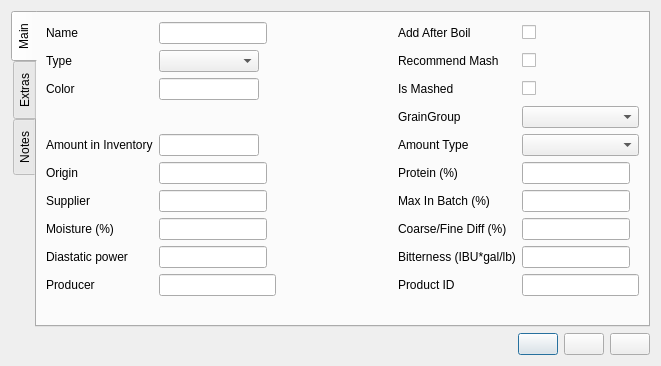
Old version of the form ui/fermentableEditor.ui in the repository Brewken/brewken.
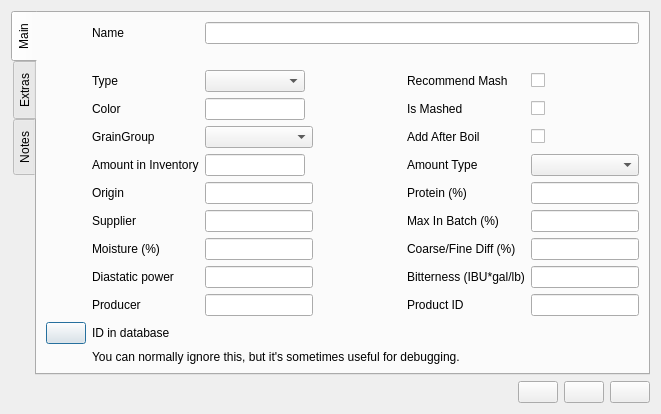
New version of the form. Icons and pictures are not drawn. Custom widgets are drawn as their Qt base class.

```diff
--- a/ui/fermentableEditor.ui
+++ b/ui/fermentableEditor.ui
@@ -36,7 +36,7 @@
        <string>Main</string>
       </attribute>
       <layout class="QGridLayout" name="gridLayout">
-       <item row="0" column="0">
+       <item row="0" column="1">
         <widget class="QLabel" name="label_name">
          <property name="toolTip">
           <string>Required</string>
@@ -49,20 +49,14 @@
          </property>
         </widget>
        </item>
-       <item row="0" column="1">
+       <item row="0" column="2" colspan="4">
         <widget class="SmartLineEdit" name="lineEdit_name">
-         <property name="sizePolicy">
-          <sizepolicy hsizetype="Maximum" vsizetype="Fixed">
-           <horstretch>0</horstretch>
-           <verstretch>0</verstretch>
-          </sizepolicy>
-         </property>
          <property name="toolTip">
           <string>Name</string>
          </property>
         </widget>
        </item>
-       <item row="0" column="2">
+       <item row="1" column="3">
         <spacer name="horizontalSpacer">
          <property name="orientation">
           <enum>Qt::Horizontal</enum>
@@ -75,39 +69,7 @@
          </property>
         </spacer>
        </item>
-       <item row="0" column="3">
-        <widget class="QLabel" name="label_addAfterBoil">
-         <property name="sizePolicy">
-          <sizepolicy hsizetype="Expanding" vsizetype="Preferred">
-           <horstretch>0</horstretch>
-           <verstretch>0</verstretch>
-          </sizepolicy>
-         </property>
-         <property name="text">
-          <string>Add After Boil</string>
-         </property>
-         <property name="buddy">
-          <cstring>checkBox_addAfterBoil</cstring>
-         </property>
-        </widget>
-       </item>
-       <item row="0" column="4">
-        <widget class="QCheckBox" name="checkBox_addAfterBoil">
-         <property name="sizePolicy">
-          <sizepolicy hsizetype="Preferred" vsizetype="Fixed">
-           <horstretch>0</horstretch>
-           <verstretch>0</verstretch>
-          </sizepolicy>
-         </property>
-         <property name="toolTip">
-          <string>This ingredient is added post boil.</string>
-         </property>
-         <property name="text">
-          <string/>
-         </property>
-        </widget>
-       </item>
-       <item row="2" column="1">
+       <item row="2" column="2">
         <widget class="BtComboBox" name="comboBox_type">
          <property name="sizePolicy">
           <sizepolicy hsizetype="Minimum" vsizetype="Fixed">
@@ -126,7 +88,7 @@
          </property>
         </widget>
        </item>
-       <item row="2" column="3">
+       <item row="2" column="4">
         <widget class="QLabel" name="label_recommendMash">
          <property name="sizePolicy">
           <sizepolicy hsizetype="Expanding" vsizetype="Preferred">
@@ -142,7 +104,7 @@
          </property>
         </widget>
        </item>
-       <item row="2" column="4">
+       <item row="2" column="5">
         <widget class="QCheckBox" name="checkBox_recommendMash">
          <property name="toolTip">
           <string>Recommend this be mashed</string>
@@ -152,7 +114,7 @@
          </property>
         </widget>
        </item>
-       <item row="2" column="0">
+       <item row="2" column="1">
         <widget class="QLabel" name="label_fermentableType">
          <property name="toolTip">
           <string>Required</string>
@@ -165,7 +127,7 @@
          </property>
         </widget>
        </item>
-       <item row="3" column="0">
+       <item row="3" column="1">
         <widget class="SmartLabel" name="label_color">
          <property name="contextMenuPolicy">
           <enum>Qt::CustomContextMenu</enum>
@@ -181,7 +143,7 @@
          </property>
         </widget>
        </item>
-       <item row="3" column="1">
+       <item row="3" column="2">
         <widget class="SmartLineEdit" name="lineEdit_color">
          <property name="sizePolicy">
           <sizepolicy hsizetype="Maximum" vsizetype="Fixed">
@@ -200,7 +162,7 @@
          </property>
         </widget>
        </item>
-       <item row="3" column="3">
+       <item row="3" column="4">
         <widget class="QLabel" name="label_isMashed">
          <property name="sizePolicy">
           <sizepolicy hsizetype="Expanding" vsizetype="Preferred">
@@ -216,7 +178,7 @@
          </property>
         </widget>
        </item>
-       <item row="3" column="4">
+       <item row="3" column="5">
         <widget class="QCheckBox" name="checkBox_isMashed">
          <property name="toolTip">
           <string>Checked if it is present in mash</string>
@@ -226,7 +188,7 @@
          </property>
         </widget>
        </item>
-       <item row="5" column="3">
+       <item row="5" column="1">
         <widget class="QLabel" name="label_fermentableGrainGroup">
          <property name="toolTip">
           <string>Required</string>
@@ -239,7 +201,7 @@
          </property>
         </widget>
        </item>
-       <item row="5" column="4">
+       <item row="5" column="2">
         <widget class="BtComboBox" name="comboBox_grainGroup">
          <property name="sizePolicy">
           <sizepolicy hsizetype="Minimum" vsizetype="Fixed">
@@ -252,7 +214,39 @@
          </property>
         </widget>
        </item>
-       <item row="6" column="0">
+       <item row="5" column="4">
+        <widget class="QLabel" name="label_addAfterBoil">
+         <property name="sizePolicy">
+          <sizepolicy hsizetype="Expanding" vsizetype="Preferred">
+           <horstretch>0</horstretch>
+           <verstretch>0</verstretch>
+          </sizepolicy>
+         </property>
+         <property name="text">
+          <string>Add After Boil</string>
+         </property>
+         <property name="buddy">
+          <cstring>checkBox_addAfterBoil</cstring>
+         </property>
+        </widget>
+       </item>
+       <item row="5" column="5">
+        <widget class="QCheckBox" name="checkBox_addAfterBoil">
+         <property name="sizePolicy">
+          <sizepolicy hsizetype="Preferred" vsizetype="Fixed">
+           <horstretch>0</horstretch>
+           <verstretch>0</verstretch>
+          </sizepolicy>
+         </property>
+         <property name="toolTip">
+          <string>This ingredient is added post boil.</string>
+         </property>
+         <property name="text">
+          <string/>
+         </property>
+        </widget>
+       </item>
+       <item row="6" column="1">
         <widget class="SmartLabel" name="label_inventory">
          <property name="contextMenuPolicy">
           <enum>Qt::CustomContextMenu</enum>
@@ -268,7 +262,7 @@
          </property>
         </widget>
        </item>
-       <item row="6" column="1">
+       <item row="6" column="2">
         <widget class="SmartLineEdit" name="lineEdit_inventory">
          <property name="sizePolicy">
           <sizepolicy hsizetype="Maximum" vsizetype="Fixed">
@@ -287,8 +281,7 @@
          </property>
         </widget>
        </item>
-
-       <item row="6" column="3">
+       <item row="6" column="4">
         <widget class="QLabel" name="label_amountType">
          <property name="sizePolicy">
           <sizepolicy hsizetype="Expanding" vsizetype="Preferred">
@@ -307,7 +300,7 @@
          </property>
         </widget>
        </item>
-       <item row="6" column="4">
+       <item row="6" column="5">
         <widget class="BtComboBox" name="comboBox_amountType">
          <property name="sizePolicy">
           <sizepolicy hsizetype="Minimum" vsizetype="Fixed">
@@ -320,7 +313,7 @@
          </property>
         </widget>
        </item>
-       <item row="7" column="0">
+       <item row="7" column="1">
         <widget class="QLabel" name="label_origin">
          <property name="text">
           <string>Origin</string>
@@ -330,7 +323,7 @@
          </property>
         </widget>
        </item>
-       <item row="7" column="1">
+       <item row="7" column="2">
         <widget class="SmartLineEdit" name="lineEdit_origin">
          <property name="sizePolicy">
           <sizepolicy hsizetype="Maximum" vsizetype="Fixed">
@@ -343,7 +336,7 @@
          </property>
         </widget>
        </item>
-       <item row="7" column="3">
+       <item row="7" column="4">
         <widget class="QLabel" name="label_protein">
          <property name="text">
           <string>Protein (%)</string>
@@ -353,7 +346,7 @@
          </property>
         </widget>
        </item>
-       <item row="7" column="4">
+       <item row="7" column="5">
         <widget class="SmartLineEdit" name="lineEdit_protein">
          <property name="sizePolicy">
           <sizepolicy hsizetype="Maximum" vsizetype="Fixed">
@@ -366,7 +359,7 @@
          </property>
         </widget>
        </item>
-       <item row="8" column="0">
+       <item row="8" column="1">
         <widget class="QLabel" name="label_supplier">
          <property name="text">
           <string>Supplier</string>
@@ -376,7 +369,7 @@
          </property>
         </widget>
        </item>
-       <item row="8" column="1">
+       <item row="8" column="2">
         <widget class="SmartLineEdit" name="lineEdit_supplier">
          <property name="sizePolicy">
           <sizepolicy hsizetype="Maximum" vsizetype="Fixed">
@@ -389,7 +382,7 @@
          </property>
         </widget>
        </item>
-       <item row="8" column="3">
+       <item row="8" column="4">
         <widget class="QLabel" name="label_maxInBatch">
          <property name="text">
           <string>Max In Batch (%)</string>
@@ -399,7 +392,7 @@
          </property>
         </widget>
        </item>
-       <item row="8" column="4">
+       <item row="8" column="5">
         <widget class="SmartLineEdit" name="lineEdit_maxInBatch">
          <property name="sizePolicy">
           <sizepolicy hsizetype="Maximum" vsizetype="Fixed">
@@ -412,7 +405,7 @@
          </property>
         </widget>
        </item>
-       <item row="9" column="0">
+       <item row="9" column="1">
         <widget class="QLabel" name="label_moisture">
          <property name="text">
           <string>Moisture (%)</string>
@@ -422,7 +415,7 @@
          </property>
         </widget>
        </item>
-       <item row="9" column="1">
+       <item row="9" column="2">
         <widget class="SmartLineEdit" name="lineEdit_moisture">
          <property name="sizePolicy">
           <sizepolicy hsizetype="Maximum" vsizetype="Fixed">
@@ -435,7 +428,7 @@
          </property>
         </widget>
        </item>
-       <item row="9" column="3">
+       <item row="9" column="4">
         <widget class="QLabel" name="label_coarseFineDiff">
          <property name="text">
           <string>Coarse/Fine Diff (%)</string>
@@ -448,7 +441,7 @@
          </property>
         </widget>
        </item>
-       <item row="9" column="4">
+       <item row="9" column="5">
         <widget class="SmartLineEdit" name="lineEdit_coarseFineDiff">
          <property name="sizePolicy">
           <sizepolicy hsizetype="Maximum" vsizetype="Fixed">
@@ -461,7 +454,7 @@
          </property>
         </widget>
        </item>
-       <item row="10" column="0">
+       <item row="10" column="1">
         <widget class="SmartLabel" name="label_diastaticPower">
          <property name="contextMenuPolicy">
           <enum>Qt::CustomContextMenu</enum>
@@ -474,7 +467,7 @@
          </property>
         </widget>
        </item>
-       <item row="10" column="1">
+       <item row="10" column="2">
         <widget class="SmartLineEdit" name="lineEdit_diastaticPower">
          <property name="sizePolicy">
           <sizepolicy hsizetype="Maximum" vsizetype="Fixed">
@@ -487,7 +480,7 @@
          </property>
         </widget>
        </item>
-       <item row="10" column="3">
+       <item row="10" column="4">
         <widget class="QLabel" name="label_ibuGalPerLb">
          <property name="text">
           <string>Bitterness (IBU*gal/lb)</string>
@@ -497,7 +490,7 @@
          </property>
         </widget>
        </item>
-       <item row="10" column="4">
+       <item row="10" column="5">
         <widget class="SmartLineEdit" name="lineEdit_ibuGalPerLb">
          <property name="sizePolicy">
           <sizepolicy hsizetype="Maximum" vsizetype="Fixed">
@@ -510,7 +503,7 @@
          </property>
         </widget>
        </item>
-       <item row="11" column="0">
+       <item row="11" column="1">
         <widget class="QLabel" name="label_producer">
          <property name="text">
           <string>Producer</string>
@@ -520,14 +513,14 @@
          </property>
         </widget>
        </item>
-       <item row="11" column="1">
+       <item row="11" column="2">
         <widget class="SmartLineEdit" name="lineEdit_producer">
          <property name="toolTip">
           <string>Producer</string>
          </property>
         </widget>
        </item>
-       <item row="11" column="3">
+       <item row="11" column="4">
         <widget class="QLabel" name="label_productId">
          <property name="text">
           <string>Product ID</string>
@@ -537,7 +530,7 @@
          </property>
         </widget>
        </item>
-       <item row="11" column="4">
+       <item row="11" column="5">
         <widget class="SmartLineEdit" name="lineEdit_productId">
          <property name="toolTip">
           <string>Product ID</string>
@@ -557,6 +550,30 @@
          </property>
         </spacer>
        </item>
+       <item row="13" column="0">
+        <widget class="InfoButton" name="infoButton_id"></widget>
+       </item>
+       <item row="13" column="1">
+        <widget class="QLabel" name="label_id">
+         <property name="text">
+          <string>ID in database</string>
+         </property>
+        </widget>
+       </item>
+       <item row="13" column="2">
+        <widget class="QLabel" name="label_id_value">
+        </widget>
+       </item>
+       <item row="14" column="1" colspan="5">
+        <widget class="InfoText" name="infoText_id">
+         <property name="buddy">
+          <cstring>infoButton_id</cstring>
+         </property>
+         <property name="text">
+          <string>You can normally ignore this, but it's sometimes useful for debugging.</string>
+         </property>
+        </widget>
+       </item>
       </layout>
      </widget>
      <widget class="QWidget" name="tab_extras">
@@ -967,6 +984,16 @@
    <extends>QComboBox</extends>
    <header>widgets/BtComboBox.h</header>
   </customwidget>
+  <customwidget>
+   <class>InfoButton</class>
+   <extends>QPushButton</extends>
+   <header>widgets/InfoButton.h</header>
+  </customwidget>
+  <customwidget>
+   <class>InfoText</class>
+   <extends>QLabel</extends>
+   <header>widgets/InfoText.h</header>
+  </customwidget>
   <customwidget>
    <class>SmartLabel</class>
    <extends>QLabel</extends>
```
Left out of the diff: 8 changed lines with no effect on the pictures.
